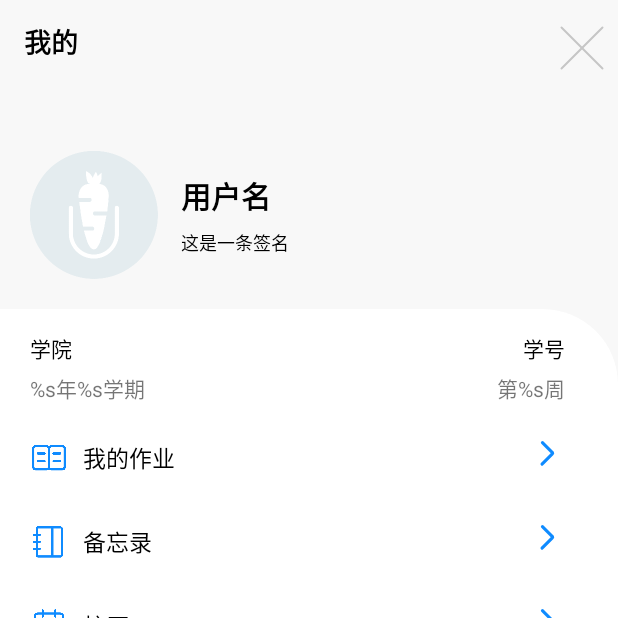
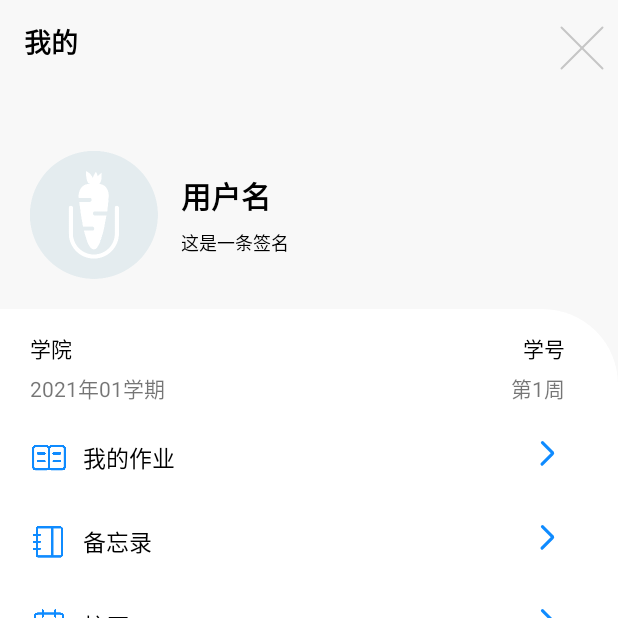
Before and after one commit to qiaozhiling/LastOrder, an Android app: the fragment MyFragment shown on its own in the app's theme, on a phone screen of 412 x 824 dp, the top half of it. Run offline under Robolectric (Android 15) with nearby library versions, the phone set to English and light mode, and no system bars.

Commit message:
删除些空格

```diff
--- a/app/src/main/java/com/qzl/lun6/ui/myviews/InfoDialog.kt
+++ b/app/src/main/java/com/qzl/lun6/ui/myviews/InfoDialog.kt
@@ -68,7 +68,7 @@ class InfoDialog(
         val endWeeks = tp.endWeeks //start>=end
         val place = tp.place
 
-/////////////////////////
+        /////////////////////////
         this.place.text = place
         this.courseName.text = courseName
         this.teacher.text = teacherName
@@ -90,8 +90,6 @@ class InfoDialog(
         if (course.type == 1) {
             setEditAble()
         }
-
-
     }
 
 
--- a/app/src/main/res/layout/fragment_my.xml
+++ b/app/src/main/res/layout/fragment_my.xml
@@ -121,7 +121,7 @@
                         android:id="@+id/tv_tern_my"
                         android:layout_width="wrap_content"
                         android:layout_height="wrap_content"
-                        android:text="%s年%s学期"
+                        android:text="2021年01学期"
                         android:textSize="14sp" />
 
                     <TextView
@@ -129,7 +129,7 @@
                         android:layout_width="wrap_content"
                         android:layout_height="wrap_content"
                         android:layout_alignParentEnd="true"
-                        android:text="第%s周"
+                        android:text="第1周"
                         android:textSize="14sp" />
 
                 </RelativeLayout>
```
Also changed, not shown: app/src/main/java/com/qzl/lun6/ui/activity/SplashActivity.kt (+0 -7 lines).
